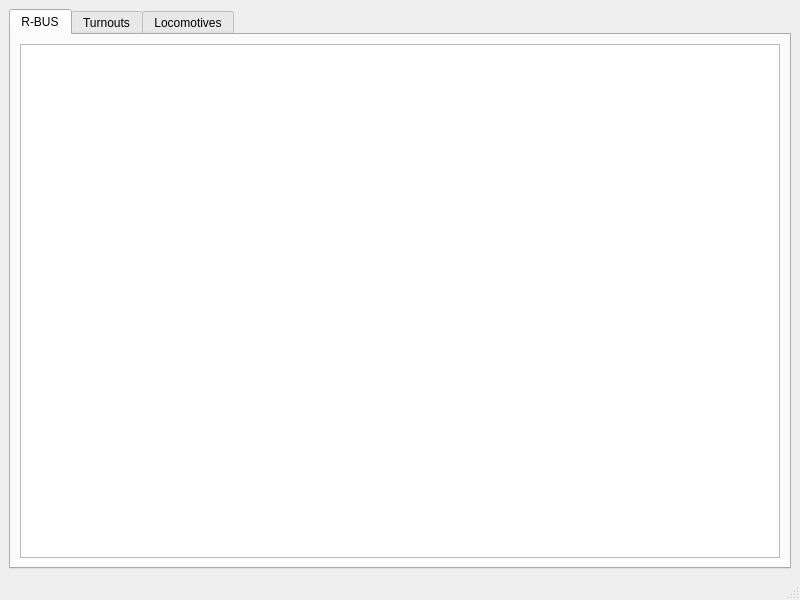
Before: the Qt Designer form mainwindow.ui in gfgit/Z21ServerEmulator, drawn with Qt 5.
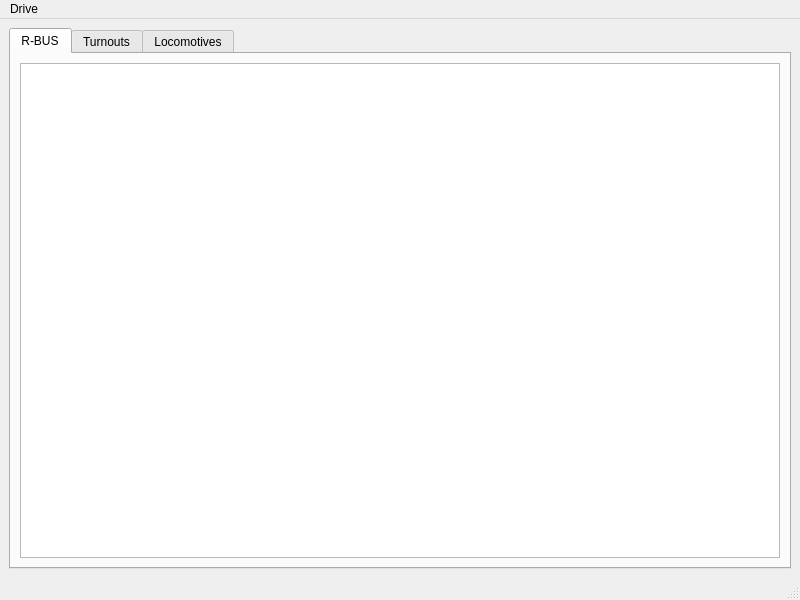
After: the same form once the commit is applied.

Commit message: ThrottleWidget: new widget to control a locomotive

The edit to the form file:
```diff
--- a/mainwindow.ui
+++ b/mainwindow.ui
@@ -63,6 +63,13 @@
      <height>25</height>
     </rect>
    </property>
+   <widget class="QMenu" name="menuDrive">
+    <property name="title">
+     <string>Drive</string>
+    </property>
+    <addaction name="actionNew_Throttle"/>
+   </widget>
+   <addaction name="menuDrive"/>
   </widget>
   <widget class="QStatusBar" name="statusbar"/>
  </widget>
```
Left out of the diff: 5 changed lines with no effect on the pictures. The commit also changes 5 other files.
